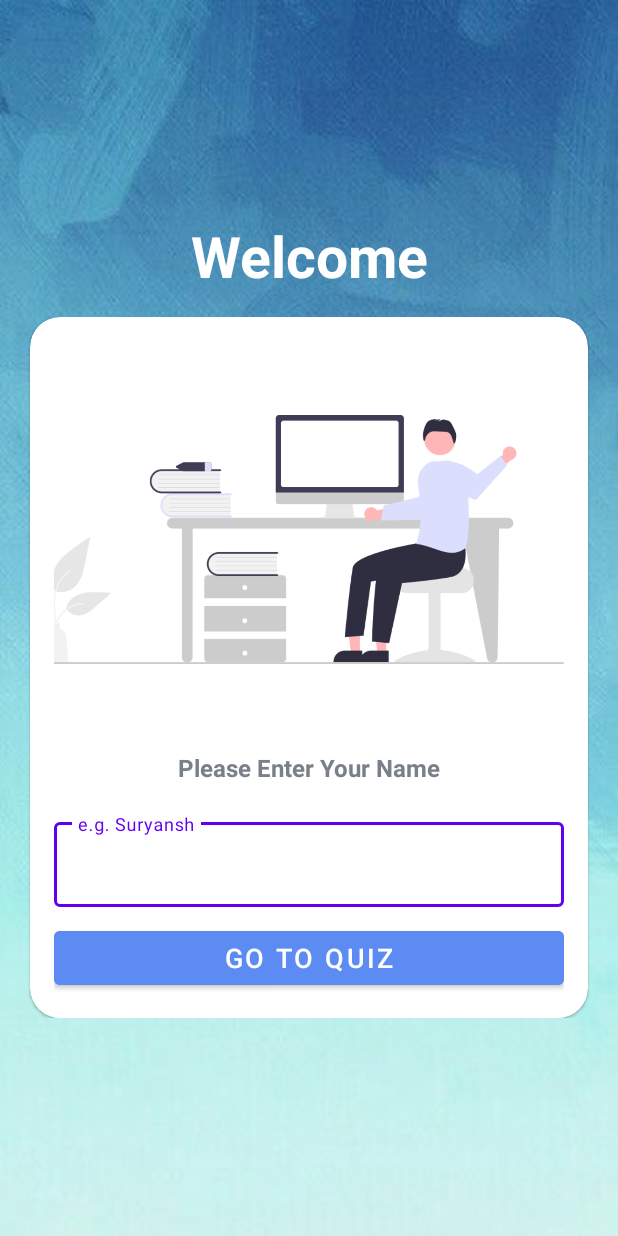
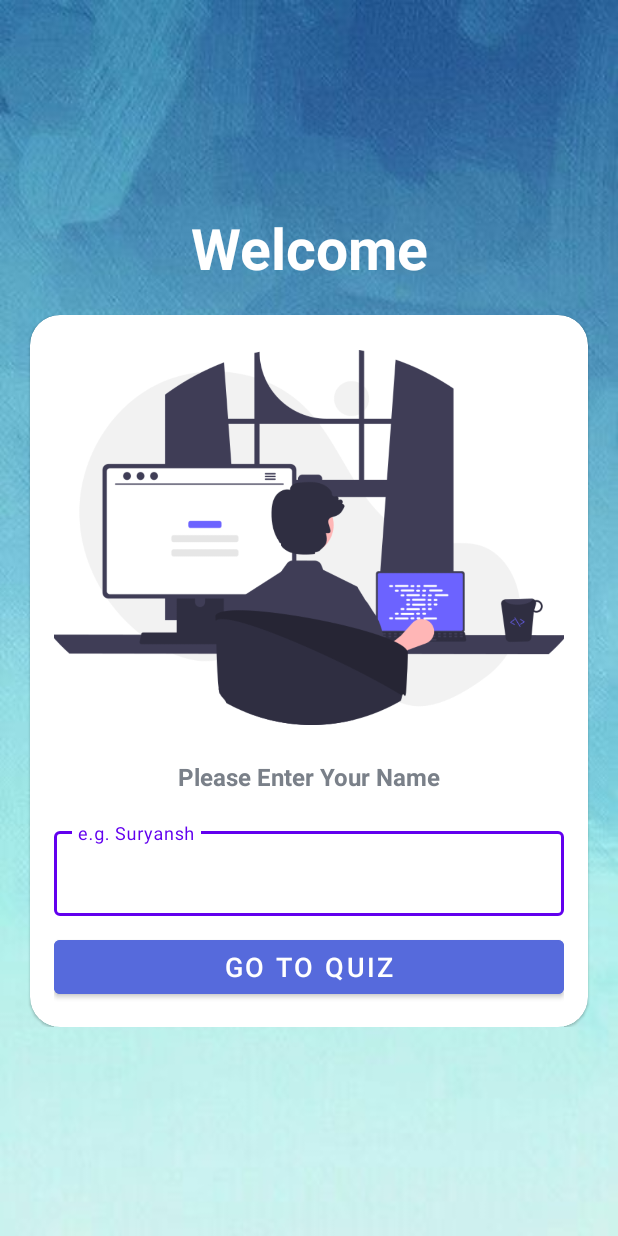
Before and after one commit to Suryansh1720001/Developer-Quiz, an Android app: the screen it shows after launch (MainActivity), on a phone screen of 412 x 824 dp. Run offline under Robolectric (Android 15) with nearby library versions, the phone set to English and light mode, and no system bars.

Commit message:
uncessary comment,Toast remove & welcome icon change

```diff
--- a/app/src/main/java/com/google/suryansh7202/developerquiz/MainActivity.kt
+++ b/app/src/main/java/com/google/suryansh7202/developerquiz/MainActivity.kt
@@ -14,7 +14,7 @@ class MainActivity : AppCompatActivity() {
         setContentView(R.layout.activity_main)
         val btnStart: Button = findViewById(R.id.btnStart)
         val etname: EditText = findViewById(R.id.etname)
-//        val tvAppName: TextView = findViewById(R.id.tvAppName)
+
 
 //        tvAppName.alpha = 0f;
 //        tvAppName.translationY = 50f;
--- a/app/src/main/java/com/google/suryansh7202/developerquiz/Solution.kt
+++ b/app/src/main/java/com/google/suryansh7202/developerquiz/Solution.kt
@@ -105,7 +105,6 @@ class Solution : AppCompatActivity() {
             )
 
             intent.putExtra(Constants.Send_Current_Position,mCurrentPosition)
-//            Toast.makeText(this,"$sendCurrentPosition", Toast.LENGTH_LONG).show()
 
             intent.putExtra(Constants.CORRECT_ANSWER,mCorrectAnswers)
             intent.putExtra(Constants.WRONG_ANSWER,mWrongAnswer)
--- a/app/src/main/res/layout/activity_main.xml
+++ b/app/src/main/res/layout/activity_main.xml
@@ -13,13 +13,12 @@
     <TextView
         android:layout_width="match_parent"
         android:layout_height="wrap_content"
+        android:layout_marginBottom="19dp"
+        android:gravity="center"
         android:text="Welcome"
+        android:textColor="#FFFFFF"
         android:textSize="38sp"
-        android:layout_marginBottom="15dp"
-        android:textStyle="bold"
-        android:gravity="center"
-        android:textColor="#FFFFFF"
-        />
+        android:textStyle="bold" />
 
     <LinearLayout
         android:layout_width="match_parent"
@@ -78,9 +77,10 @@
                 <ImageView
                     android:layout_width="381dp"
                     android:layout_height="250dp"
-                    android:layout_gravity="right"
+                    android:layout_gravity="center"
                     android:layout_marginTop="7dp"
-                    app:srcCompat="@drawable/we" />
+                    android:layout_marginBottom="7dp"
+                    app:srcCompat="@drawable/welcome" />
 
 
                 <TextView
@@ -122,7 +122,7 @@
                     android:text="GO TO QUIZ"
                     android:layout_marginTop="10dp"
                     android:textSize="18sp"
-                   android:backgroundTint="#5D8BF4"
+                   android:backgroundTint="#566ADC"
                     android:textColor="@android:color/white"
                     />
 
```
Also changed, not shown: app/src/main/java/com/google/suryansh7202/developerquiz/PieChart.kt (+2 -5 lines), app/src/main/java/com/google/suryansh7202/developerquiz/QuizQuestionsActivity.kt (+1 -9 lines), app/src/main/java/com/google/suryansh7202/developerquiz/ResultActivity.kt (+1 -9 lines), app/src/main/java/com/google/suryansh7202/developerquiz/TopicQuizName.kt (+1 -6 lines), app/src/main/res/drawable-v24/welcom1.png (deleted), app/src/main/res/drawable-v24/welcome.png, app/src/main/res/drawable-v24/welcome2.png (deleted), app/src/main/res/drawable-v24/welcome3.png (deleted).
